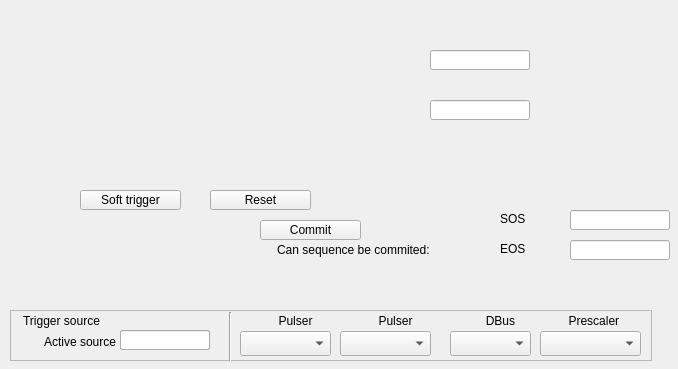
First picture: the form in evrMrmApp/opi/EVR/G_EVR_sequencer.ui, repository paulscherrerinstitute/mrfioc2, before the edit.
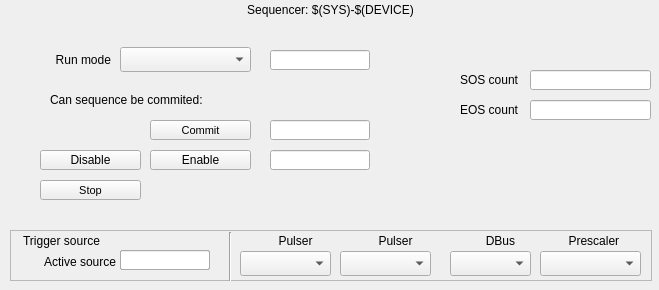
Second picture: the form after the edit. Custom widgets are drawn as their Qt base class.

Commit message: EVR sequencer: Updated GUI and added sequencer to PCIe-300DC

Diff of the .ui file:
```diff
--- a/evrMrmApp/opi/EVR/G_EVR_sequencer.ui
+++ b/evrMrmApp/opi/EVR/G_EVR_sequencer.ui
@@ -6,36 +6,17 @@
    <rect>
     <x>0</x>
     <y>0</y>
-    <width>678</width>
-    <height>369</height>
+    <width>659</width>
+    <height>290</height>
    </rect>
   </property>
   <property name="windowTitle">
    <string>Form</string>
   </property>
-  <widget class="caChoice" name="cachoice">
-   <property name="geometry">
-    <rect>
-     <x>30</x>
-     <y>50</y>
-     <width>331</width>
-     <height>25</height>
-    </rect>
-   </property>
-   <property name="channel" stdset="0">
-    <string notr="true">$(SYS)-$(DEVICE):Seq-RunMode-Sel</string>
-   </property>
-   <property name="stackingMode" stdset="0">
-    <enum>caChoice::Column</enum>
-   </property>
-   <property name="endBit">
-    <number>2</number>
-   </property>
-  </widget>
   <widget class="caLineEdit" name="calineedit">
    <property name="geometry">
     <rect>
-     <x>430</x>
+     <x>270</x>
      <y>50</y>
      <width>100</width>
      <height>20</height>
@@ -45,30 +26,11 @@
     <string notr="true">$(SYS)-$(DEVICE):Seq-RunMode-RB</string>
    </property>
   </widget>
-  <widget class="caChoice" name="cachoice_2">
-   <property name="geometry">
-    <rect>
-     <x>20</x>
-     <y>100</y>
-     <width>181</width>
-     <height>25</height>
-    </rect>
-   </property>
-   <property name="channel" stdset="0">
-    <string notr="true">$(SYS)-$(DEVICE):Seq-Ena-Sel</string>
-   </property>
-   <property name="stackingMode" stdset="0">
-    <enum>caChoice::Column</enum>
-   </property>
-   <property name="endBit">
-    <number>1</number>
-   </property>
-  </widget>
   <widget class="caLineEdit" name="calineedit_2">
    <property name="geometry">
     <rect>
-     <x>430</x>
-     <y>100</y>
+     <x>270</x>
+     <y>150</y>
      <width>100</width>
      <height>20</height>
     </rect>
@@ -80,12 +42,17 @@
   <widget class="caMessageButton" name="camessagebutton">
    <property name="geometry">
     <rect>
-     <x>80</x>
-     <y>190</y>
+     <x>30</x>
+     <y>310</y>
      <width>101</width>
      <height>20</height>
     </rect>
    </property>
+   <property name="font">
+    <font>
+     <pointsize>8</pointsize>
+    </font>
+   </property>
    <property name="text">
     <string>Soft trigger</string>
    </property>
@@ -102,14 +69,19 @@
   <widget class="caMessageButton" name="camessagebutton_2">
    <property name="geometry">
     <rect>
-     <x>210</x>
-     <y>190</y>
+     <x>40</x>
+     <y>180</y>
      <width>101</width>
      <height>20</height>
     </rect>
    </property>
+   <property name="font">
+    <font>
+     <pointsize>8</pointsize>
+    </font>
+   </property>
    <property name="text">
-    <string>Reset</string>
+    <string>Stop</string>
    </property>
    <property name="channel" stdset="0">
     <string notr="true">$(SYS)-$(DEVICE):Seq-Reset-Cmd</string>
@@ -124,12 +96,17 @@
   <widget class="caMessageButton" name="camessagebutton_3">
    <property name="geometry">
     <rect>
-     <x>260</x>
-     <y>220</y>
+     <x>150</x>
+     <y>120</y>
      <width>101</width>
      <height>20</height>
     </rect>
    </property>
+   <property name="font">
+    <font>
+     <pointsize>8</pointsize>
+    </font>
+   </property>
    <property name="text">
     <string>Commit</string>
    </property>
@@ -146,8 +123,8 @@
   <widget class="QLabel" name="label_2">
    <property name="geometry">
     <rect>
-     <x>277</x>
-     <y>240</y>
+     <x>50</x>
+     <y>90</y>
      <width>181</width>
      <height>20</height>
     </rect>
@@ -159,8 +136,8 @@
   <widget class="caLed" name="caled_2">
    <property name="geometry">
     <rect>
-     <x>460</x>
-     <y>240</y>
+     <x>230</x>
+     <y>85</y>
      <width>30</width>
      <height>30</height>
     </rect>
@@ -186,9 +163,9 @@
   <widget class="caLineEdit" name="calineedit_3">
    <property name="geometry">
     <rect>
-     <x>570</x>
-     <y>210</y>
-     <width>100</width>
+     <x>530</x>
+     <y>70</y>
+     <width>121</width>
      <height>20</height>
     </rect>
    </property>
@@ -199,35 +176,41 @@
   <widget class="QLabel" name="label_3">
    <property name="geometry">
     <rect>
-     <x>500</x>
-     <y>210</y>
-     <width>58</width>
-     <height>17</height>
+     <x>437</x>
+     <y>70</y>
+     <width>81</width>
+     <height>20</height>
     </rect>
    </property>
    <property name="text">
-    <string>SOS</string>
+    <string>SOS count</string>
+   </property>
+   <property name="alignment">
+    <set>Qt::AlignRight|Qt::AlignTrailing|Qt::AlignVCenter</set>
    </property>
   </widget>
   <widget class="QLabel" name="label_4">
    <property name="geometry">
     <rect>
-     <x>500</x>
-     <y>240</y>
-     <width>58</width>
-     <height>17</height>
+     <x>437</x>
+     <y>100</y>
+     <width>81</width>
+     <height>20</height>
     </rect>
    </property>
    <property name="text">
-    <string>EOS</string>
+    <string>EOS count</string>
+   </property>
+   <property name="alignment">
+    <set>Qt::AlignRight|Qt::AlignTrailing|Qt::AlignVCenter</set>
    </property>
   </widget>
   <widget class="caLineEdit" name="calineedit_4">
    <property name="geometry">
     <rect>
-     <x>570</x>
-     <y>240</y>
-     <width>100</width>
+     <x>530</x>
+     <y>100</y>
+     <width>121</width>
      <height>20</height>
     </rect>
    </property>
@@ -239,7 +222,7 @@
    <property name="geometry">
     <rect>
      <x>10</x>
-     <y>310</y>
+     <y>230</y>
      <width>642</width>
      <height>51</height>
     </rect>
@@ -803,6 +786,108 @@
     </widget>
    </widget>
   </widget>
+  <widget class="caMenu" name="camenu_2">
+   <property name="geometry">
+    <rect>
+     <x>120</x>
+     <y>47</y>
+     <width>131</width>
+     <height>25</height>
+    </rect>
+   </property>
+   <property name="channel" stdset="0">
+    <string notr="true">$(SYS)-$(DEVICE):Seq-RunMode-Sel</string>
+   </property>
+   <property name="styleSheet" stdset="0">
+    <string notr="true"/>
+   </property>
+  </widget>
+  <widget class="caLabel" name="calabel_2">
+   <property name="geometry">
+    <rect>
+     <x>0</x>
+     <y>0</y>
+     <width>661</width>
+     <height>20</height>
+    </rect>
+   </property>
+   <property name="text">
+    <string>Sequencer: $(SYS)-$(DEVICE)</string>
+   </property>
+   <property name="alignment">
+    <set>Qt::AlignCenter</set>
+   </property>
+   <property name="styleSheet" stdset="0">
+    <string notr="true">background-color: rgba(255, 255, 255, 0); color: rgba(0, 0, 0, 255);</string>
+   </property>
+  </widget>
+  <widget class="caMessageButton" name="camessagebutton_5">
+   <property name="geometry">
+    <rect>
+     <x>40</x>
+     <y>150</y>
+     <width>101</width>
+     <height>20</height>
+    </rect>
+   </property>
+   <property name="text">
+    <string>Disable</string>
+   </property>
+   <property name="channel" stdset="0">
+    <string notr="true">$(SYS)-$(DEVICE):Seq-Ena-Sel</string>
+   </property>
+   <property name="releaseMessage">
+    <string notr="true">0</string>
+   </property>
+  </widget>
+  <widget class="caMessageButton" name="camessagebutton_4">
+   <property name="geometry">
+    <rect>
+     <x>150</x>
+     <y>150</y>
+     <width>101</width>
+     <height>20</height>
+    </rect>
+   </property>
+   <property name="text">
+    <string>Enable</string>
+   </property>
+   <property name="channel" stdset="0">
+    <string notr="true">$(SYS)-$(DEVICE):Seq-Ena-Sel</string>
+   </property>
+   <property name="releaseMessage">
+    <string notr="true">1</string>
+   </property>
+  </widget>
+  <widget class="QLabel" name="label_5">
+   <property name="geometry">
+    <rect>
+     <x>10</x>
+     <y>50</y>
+     <width>101</width>
+     <height>20</height>
+    </rect>
+   </property>
+   <property name="text">
+    <string>Run mode</string>
+   </property>
+   <property name="alignment">
+    <set>Qt::AlignRight|Qt::AlignTrailing|Qt::AlignVCenter</set>
+   </property>
+  </widget>
+  <widget class="caLineEdit" name="calineedit_8">
+   <property name="geometry">
+    <rect>
+     <x>270</x>
+     <y>120</y>
+     <width>100</width>
+     <height>20</height>
+    </rect>
+   </property>
+   <property name="channel" stdset="0">
+    <string notr="true">$(SYS)-$(DEVICE):Seq-Commit-Cmd</string>
+   </property>
+  </widget>
  </widget>
  <customwidgets>
   <customwidget>
@@ -810,11 +895,6 @@
    <extends>QComboBox</extends>
    <header>caMenu</header>
   </customwidget>
-  <customwidget>
-   <class>caChoice</class>
-   <extends>QWidget</extends>
-   <header>caChoice</header>
-  </customwidget>
   <customwidget>
    <class>caMessageButton</class>
    <extends>QPushButton</extends>
```
Left out of the diff: 9 changed lines with no effect on the pictures. The commit also changes 3 other files.
